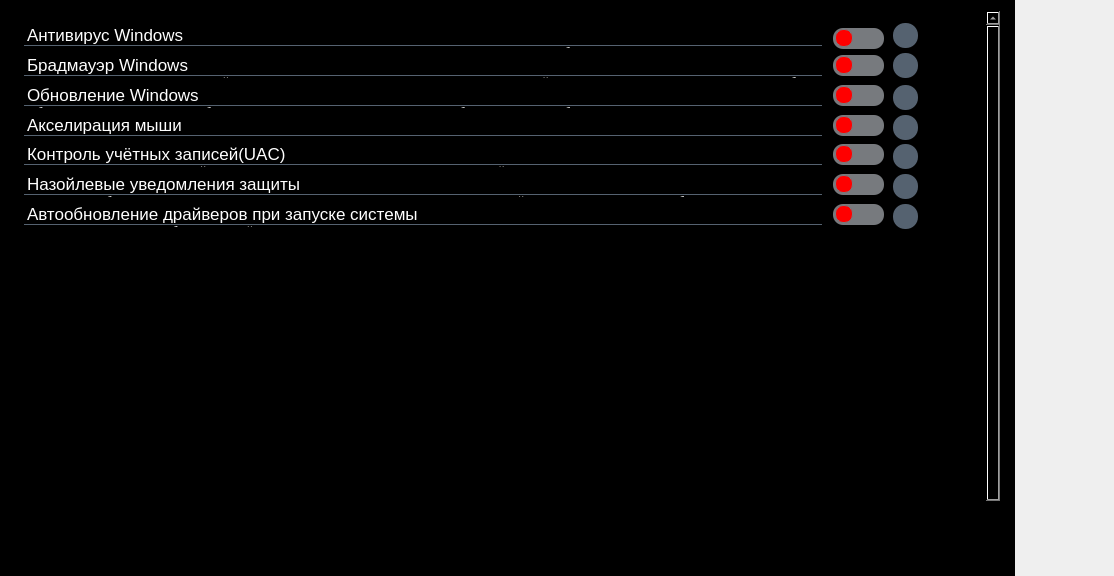
zoomprog/ZoomDesctop, file SettingsWidjets/BaseSettings.ui: the form before one commit.
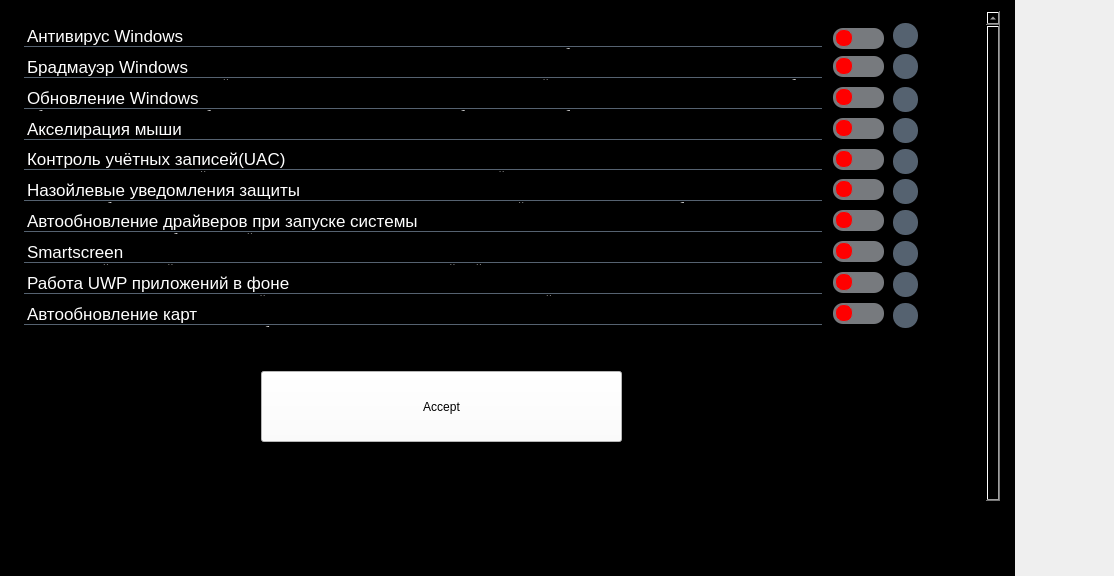
The form after the commit. Icons and pictures are not drawn.

Commit message: 1)Добавил BaseSettings.py 2)Создал тогл для BaseSettings 3)Добавил описание элементам BaseSettings.py при наведении на кнопку info

Diff of the .ui file:
```diff
--- a/SettingsWidjets/BaseSettings.ui
+++ b/SettingsWidjets/BaseSettings.ui
@@ -126,7 +126,7 @@
         <x>10</x>
         <y>10</y>
         <width>951</width>
-        <height>211</height>
+        <height>311</height>
        </rect>
       </property>
       <property name="frameShape">
@@ -1722,8 +1722,700 @@
          </layout>
         </widget>
        </item>
+       <item>
+        <widget class="QFrame" name="frame_SmartScreen">
+         <property name="maximumSize">
+          <size>
+           <width>16777215</width>
+           <height>32</height>
+          </size>
+         </property>
+         <property name="frameShape">
+          <enum>QFrame::StyledPanel</enum>
+         </property>
+         <property name="frameShadow">
+          <enum>QFrame::Raised</enum>
+         </property>
+         <layout class="QHBoxLayout" name="horizontalLayout_9">
+          <property name="spacing">
+           <number>0</number>
+          </property>
+          <property name="leftMargin">
+           <number>0</number>
+          </property>
+          <property name="topMargin">
+           <number>0</number>
+          </property>
+          <property name="rightMargin">
+           <number>0</number>
+          </property>
+          <property name="bottomMargin">
+           <number>0</number>
+          </property>
+          <item>
+           <widget class="QListWidget" name="listWidget_SmartScreen">
+            <property name="maximumSize">
+             <size>
+              <width>800</width>
+              <height>25</height>
+             </size>
+            </property>
+            <property name="font">
+             <font>
+              <family>Segoe UI Symbol</family>
+              <pointsize>13</pointsize>
+             </font>
+            </property>
+            <property name="styleSheet">
+             <string notr="true">QListWidget::item {
+    border-bottom: 1px solid rgba(85,98,112,255);;
+}
+
+</string>
+            </property>
+            <property name="verticalScrollBarPolicy">
+             <enum>Qt::ScrollBarAlwaysOff</enum>
+            </property>
+            <property name="horizontalScrollBarPolicy">
+             <enum>Qt::ScrollBarAlwaysOff</enum>
+            </property>
+            <item>
+             <property name="text">
+              <string>Smartscreen</string>
+             </property>
+            </item>
+            <item>
+             <property name="text">
+              <string>Проверяет сайты или файлы на угрозы. Видит, как угрозу, даже нормальный файлы.</string>
+             </property>
+             <property name="font">
+              <font>
+               <family>Segoe UI Symbol</family>
+               <pointsize>9</pointsize>
+              </font>
+             </property>
+            </item>
+           </widget>
+          </item>
+          <item>
+           <widget class="QFrame" name="frame_14">
+            <property name="styleSheet">
+             <string notr="true">background-color:transparent;</string>
+            </property>
+            <property name="frameShape">
+             <enum>QFrame::StyledPanel</enum>
+            </property>
+            <property name="frameShadow">
+             <enum>QFrame::Raised</enum>
+            </property>
+            <widget class="QCheckBox" name="toggelSmartScreen">
+             <property name="geometry">
+              <rect>
+               <x>10</x>
+               <y>2</y>
+               <width>61</width>
+               <height>21</height>
+              </rect>
+             </property>
+             <property name="sizePolicy">
+              <sizepolicy hsizetype="Minimum" vsizetype="Fixed">
+               <horstretch>0</horstretch>
+               <verstretch>0</verstretch>
+              </sizepolicy>
+             </property>
+             <property name="minimumSize">
+              <size>
+               <width>61</width>
+               <height>21</height>
+              </size>
+             </property>
+             <property name="maximumSize">
+              <size>
+               <width>61</width>
+               <height>21</height>
+              </size>
+             </property>
+             <property name="styleSheet">
+              <string notr="true">QCheckBox {
+        /* Устанавливаем базовые параметры переключателя */
+        padding: 0;
+        background: none;
+        border: none;
+        outline: none;
+        /* Размер переключателя */
+        width: 30px;
+        height: 20px;
+        /* Устанавливаем форму переключателя в виде овала */
+        border-radius: 10px;
+        /* Устанавливаем фон для переключателя */
+        background-color: rgb(119, 122, 126);
+        /* Устанавливаем отступ для индикатора */
+        margin-right: 10px;
+		position: absolute
+    }
+    QCheckBox::indicator {
+        /* Устанавливаем размер и форму индикатора в виде круга */
+        width: 16px;
+        height: 16px;
+        border-radius: 8px;
+        /* Устанавливаем цвет индикатора */
+        background-color: rgb(255, 0, 0) ;
+        color: rgb(255, 0, 0);
+        /* Устанавливаем границу для индикатора */
+        border: 1px solid  rgb(119, 122, 126);
+        /* Устанавливаем отступ для индикатора внутри переключателя */
+        margin: 2px;
+        /* Добавляем плавный переход при изменении состояния чекбокса */
+        transition: transform 2s ease-out;
+    }
+    QCheckBox::indicator:checked {
+        /* Смещаем индикатор на 30% вправо при нажатии на чекбокс */
+        position: relative;
+        left:30%;
+        background-color: #7FFF00;    
+    }
+    QCheckBox::indicator:pressed {
+        /* Добавляем эффект нажатия на индикатор */
+        background-color: rgb(204, 204, 204);
+    }</string>
+             </property>
+             <property name="text">
+              <string/>
+             </property>
+             <property name="checked">
+              <bool>false</bool>
+             </property>
+            </widget>
+            <widget class="QPushButton" name="pushButtonSmartScreen">
+             <property name="geometry">
+              <rect>
+               <x>70</x>
+               <y>2</y>
+               <width>25</width>
+               <height>25</height>
+              </rect>
+             </property>
+             <property name="minimumSize">
+              <size>
+               <width>21</width>
+               <height>20</height>
+              </size>
+             </property>
+             <property name="maximumSize">
+              <size>
+               <width>16777215</width>
+               <height>16777215</height>
+              </size>
+             </property>
+             <property name="font">
+              <font>
+               <family>Social Media Circled</family>
+               <pointsize>21</pointsize>
+              </font>
+             </property>
+             <property name="styleSheet">
+              <string notr="true">QPushButton#pushButtonSmartScreen{
+	border-radius:12;
+	background-color:rgba(85,98,112,255);
+	color:rgba(85,98,112,255);
+}
+QPushButton#pushButtonSmartScreen:hover{
+	color:rgba(155,168,182,220);
+}
+QPushButton#pushButtonSmartScreen:pressed{
+	padding-left:5px;
+	padding-top:5px;
+	color:rgba(115,128,142,255)
+}</string>
+             </property>
+             <property name="text">
+              <string/>
+             </property>
+             <property name="icon">
+              <iconset resource="../menu.qrc">
+               <normaloff>:/icon/image/icon/information.png</normaloff>:/icon/image/icon/information.png</iconset>
+             </property>
+             <property name="iconSize">
+              <size>
+               <width>25</width>
+               <height>25</height>
+              </size>
+             </property>
+            </widget>
+           </widget>
+          </item>
+         </layout>
+        </widget>
+       </item>
+       <item>
+        <widget class="QFrame" name="frame_UWP">
+         <property name="maximumSize">
+          <size>
+           <width>16777215</width>
+           <height>32</height>
+          </size>
+         </property>
+         <property name="frameShape">
+          <enum>QFrame::StyledPanel</enum>
+         </property>
+         <property name="frameShadow">
+          <enum>QFrame::Raised</enum>
+         </property>
+         <layout class="QHBoxLayout" name="horizontalLayout_10">
+          <property name="spacing">
+           <number>0</number>
+          </property>
+          <property name="leftMargin">
+           <number>0</number>
+          </property>
+          <property name="topMargin">
+           <number>0</number>
+          </property>
+          <property name="rightMargin">
+           <number>0</number>
+          </property>
+          <property name="bottomMargin">
+           <number>0</number>
+          </property>
+          <item>
+           <widget class="QListWidget" name="listWidget_UWP">
+            <property name="maximumSize">
+             <size>
+              <width>800</width>
+              <height>25</height>
+             </size>
+            </property>
+            <property name="font">
+             <font>
+              <family>Segoe UI Symbol</family>
+              <pointsize>13</pointsize>
+             </font>
+            </property>
+            <property name="styleSheet">
+             <string notr="true">QListWidget::item {
+    border-bottom: 1px solid rgba(85,98,112,255);;
+}
+
+</string>
+            </property>
+            <property name="verticalScrollBarPolicy">
+             <enum>Qt::ScrollBarAlwaysOff</enum>
+            </property>
+            <property name="horizontalScrollBarPolicy">
+             <enum>Qt::ScrollBarAlwaysOff</enum>
+            </property>
+            <item>
+             <property name="text">
+              <string>Работа UWP приложений в фоне</string>
+             </property>
+            </item>
+            <item>
+             <property name="text">
+              <string>Отключает отрасли от разных приложений, например, автозагрузка Store, показ уведомлений и т.д.</string>
+             </property>
+             <property name="font">
+              <font>
+               <family>Segoe UI Symbol</family>
+               <pointsize>9</pointsize>
+              </font>
+             </property>
+            </item>
+           </widget>
+          </item>
+          <item>
+           <widget class="QFrame" name="frame_15">
+            <property name="styleSheet">
+             <string notr="true">background-color:transparent;</string>
+            </property>
+            <property name="frameShape">
+             <enum>QFrame::StyledPanel</enum>
+            </property>
+            <property name="frameShadow">
+             <enum>QFrame::Raised</enum>
+            </property>
+            <widget class="QCheckBox" name="toggelUWP">
+             <property name="geometry">
+              <rect>
+               <x>10</x>
+               <y>2</y>
+               <width>61</width>
+               <height>21</height>
+              </rect>
+             </property>
+             <property name="sizePolicy">
+              <sizepolicy hsizetype="Minimum" vsizetype="Fixed">
+               <horstretch>0</horstretch>
+               <verstretch>0</verstretch>
+              </sizepolicy>
+             </property>
+             <property name="minimumSize">
+              <size>
+               <width>61</width>
+               <height>21</height>
+              </size>
+             </property>
+             <property name="maximumSize">
+              <size>
+               <width>61</width>
+               <height>21</height>
+              </size>
+             </property>
+             <property name="styleSheet">
+              <string notr="true">QCheckBox {
+        /* Устанавливаем базовые параметры переключателя */
+        padding: 0;
+        background: none;
+        border: none;
+        outline: none;
+        /* Размер переключателя */
+        width: 30px;
+        height: 20px;
+        /* Устанавливаем форму переключателя в виде овала */
+        border-radius: 10px;
+        /* Устанавливаем фон для переключателя */
+        background-color: rgb(119, 122, 126);
+        /* Устанавливаем отступ для индикатора */
+        margin-right: 10px;
+		position: absolute
+    }
+    QCheckBox::indicator {
+        /* Устанавливаем размер и форму индикатора в виде круга */
+        width: 16px;
+        height: 16px;
+        border-radius: 8px;
+        /* Устанавливаем цвет индикатора */
+        background-color: rgb(255, 0, 0) ;
+        color: rgb(255, 0, 0);
+        /* Устанавливаем границу для индикатора */
+        border: 1px solid  rgb(119, 122, 126);
+        /* Устанавливаем отступ для индикатора внутри переключателя */
+        margin: 2px;
+        /* Добавляем плавный переход при изменении состояния чекбокса */
+        transition: transform 2s ease-out;
+    }
+    QCheckBox::indicator:checked {
+        /* Смещаем индикатор на 30% вправо при нажатии на чекбокс */
+        position: relative;
+        left:30%;
+        background-color: #7FFF00;    
+    }
+    QCheckBox::indicator:pressed {
+        /* Добавляем эффект нажатия на индикатор */
+        background-color: rgb(204, 204, 204);
+    }</string>
+             </property>
+             <property name="text">
+              <string/>
+             </property>
+             <property name="checked">
+              <bool>false</bool>
+             </property>
+            </widget>
+            <widget class="QPushButton" name="pushButtonUWP">
+             <property name="geometry">
+              <rect>
+               <x>70</x>
+               <y>2</y>
+               <width>25</width>
+               <height>25</height>
+              </rect>
+             </property>
+             <property name="minimumSize">
+              <size>
+               <width>21</width>
+               <height>20</height>
+              </size>
+             </property>
+             <property name="maximumSize">
+              <size>
+               <width>16777215</width>
+               <height>16777215</height>
+              </size>
+             </property>
+             <property name="font">
+              <font>
+               <family>Social Media Circled</family>
+               <pointsize>21</pointsize>
+              </font>
+             </property>
+             <property name="styleSheet">
+              <string notr="true">QPushButton#pushButtonUWP{
+	border-radius:12;
+	background-color:rgba(85,98,112,255);
+	color:rgba(85,98,112,255);
+}
+QPushButton#pushButtonUWP:hover{
+	color:rgba(155,168,182,220);
+}
+QPushButton#pushButtonUWP:pressed{
+	padding-left:5px;
+	padding-top:5px;
+	color:rgba(115,128,142,255)
+}</string>
+             </property>
+             <property name="text">
+              <string/>
+             </property>
+             <property name="icon">
+              <iconset resource="../menu.qrc">
+               <normaloff>:/icon/image/icon/information.png</normaloff>:/icon/image/icon/information.png</iconset>
+             </property>
+             <property name="iconSize">
+              <size>
+               <width>25</width>
+               <height>25</height>
+              </size>
+             </property>
+            </widget>
+           </widget>
+          </item>
+         </layout>
+        </widget>
+       </item>
+       <item>
+        <widget class="QFrame" name="frame_AutoUpdateMaps">
+         <property name="maximumSize">
+          <size>
+           <width>16777215</width>
+           <height>32</height>
+          </size>
+         </property>
+         <property name="frameShape">
+          <enum>QFrame::StyledPanel</enum>
+         </property>
+         <property name="frameShadow">
+          <enum>QFrame::Raised</enum>
+         </property>
+         <layout class="QHBoxLayout" name="horizontalLayout_11">
+          <property name="spacing">
+           <number>0</number>
+          </property>
+          <property name="leftMargin">
+           <number>0</number>
+          </property>
+          <property name="topMargin">
+           <number>0</number>
+          </property>
+          <property name="rightMargin">
+           <number>0</number>
+          </property>
+          <property name="bottomMargin">
+           <number>0</number>
+          </property>
+          <item>
+           <widget class="QListWidget" name="listWidget_AutoUpdateMaps">
+            <property name="maximumSize">
+             <size>
+              <width>800</width>
+              <height>25</height>
+             </size>
+            </property>
+            <property name="font">
+             <font>
+              <family>Segoe UI Symbol</family>
+              <pointsize>13</pointsize>
+             </font>
+            </property>
+            <property name="styleSheet">
+             <string notr="true">QListWidget::item {
+    border-bottom: 1px solid rgba(85,98,112,255);;
+}
+
+</string>
+            </property>
+            <property name="verticalScrollBarPolicy">
+             <enum>Qt::ScrollBarAlwaysOff</enum>
+            </property>
+            <property name="horizontalScrollBarPolicy">
+             <enum>Qt::ScrollBarAlwaysOff</enum>
+            </property>
+            <item>
+             <property name="text">
+              <string>Автообновление карт</string>
+             </property>
+            </item>
+            <item>
+             <property name="text">
+              <string>В Windows по умолчанию стоит вкл. автообновлекние карт.</string>
+             </property>
+             <property name="font">
+              <font>
+               <family>Segoe UI Symbol</family>
+               <pointsize>9</pointsize>
+              </font>
+             </property>
+            </item>
+           </widget>
+          </item>
+          <item>
+           <widget class="QFrame" name="frame_16">
+            <property name="styleSheet">
+             <string notr="true">background-color:transparent;</string>
+            </property>
+            <property name="frameShape">
+             <enum>QFrame::StyledPanel</enum>
+            </property>
+            <property name="frameShadow">
+             <enum>QFrame::Raised</enum>
+            </property>
+            <widget class="QCheckBox" name="toggelAutoUpdateMaps">
+             <property name="geometry">
+              <rect>
+               <x>10</x>
+               <y>2</y>
+               <width>61</width>
+               <height>21</height>
+              </rect>
+             </property>
+             <property name="sizePolicy">
+              <sizepolicy hsizetype="Minimum" vsizetype="Fixed">
+               <horstretch>0</horstretch>
+               <verstretch>0</verstretch>
+              </sizepolicy>
+             </property>
+             <property name="minimumSize">
+              <size>
+               <width>61</width>
+               <height>21</height>
+              </size>
+             </property>
+             <property name="maximumSize">
+              <size>
+               <width>61</width>
+               <height>21</height>
+              </size>
+             </property>
+             <property name="styleSheet">
+              <string notr="true">QCheckBox {
+        /* Устанавливаем базовые параметры переключателя */
+        padding: 0;
+        background: none;
+        border: none;
+        outline: none;
+        /* Размер переключателя */
+        width: 30px;
+        height: 20px;
+        /* Устанавливаем форму переключателя в виде овала */
+        border-radius: 10px;
+        /* Устанавливаем фон для переключателя */
+        background-color: rgb(119, 122, 126);
+        /* Устанавливаем отступ для индикатора */
+        margin-right: 10px;
+		position: absolute
+    }
+    QCheckBox::indicator {
+        /* Устанавливаем размер и форму индикатора в виде круга */
+        width: 16px;
+        height: 16px;
+        border-radius: 8px;
+        /* Устанавливаем цвет индикатора */
+        background-color: rgb(255, 0, 0) ;
+        color: rgb(255, 0, 0);
+        /* Устанавливаем границу для индикатора */
+        border: 1px solid  rgb(119, 122, 126);
+        /* Устанавливаем отступ для индикатора внутри переключателя */
+        margin: 2px;
+        /* Добавляем плавный переход при изменении состояния чекбокса */
+        transition: transform 2s ease-out;
+    }
+    QCheckBox::indicator:checked {
+        /* Смещаем индикатор на 30% вправо при нажатии на чекбокс */
+        position: relative;
+        left:30%;
+        background-color: #7FFF00;    
+    }
+    QCheckBox::indicator:pressed {
+        /* Добавляем эффект нажатия на индикатор */
+        background-color: rgb(204, 204, 204);
+    }</string>
+             </property>
+             <property name="text">
+              <string/>
+             </property>
+             <property name="checked">
+              <bool>false</bool>
+             </property>
+            </widget>
+            <widget class="QPushButton" name="pushButtonAutoUpdateMaps">
+             <property name="geometry">
+              <rect>
+               <x>70</x>
+               <y>2</y>
+               <width>25</width>
+               <height>25</height>
+              </rect>
+             </property>
+             <property name="minimumSize">
+              <size>
+               <width>21</width>
+               <height>20</height>
+              </size>
+             </property>
+             <property name="maximumSize">
+              <size>
+               <width>16777215</width>
+               <height>16777215</height>
+              </size>
+             </property>
+             <property name="font">
+              <font>
+               <family>Social Media Circled</family>
+               <pointsize>21</pointsize>
+              </font>
+             </property>
+             <property name="styleSheet">
+              <string notr="true">QPushButton#pushButtonAutoUpdateMaps{
+	border-radius:12;
+	background-color:rgba(85,98,112,255);
+	color:rgba(85,98,112,255);
+}
+QPushButton#pushButtonAutoUpdateMaps:hover{
+	color:rgba(155,168,182,220);
+}
+QPushButton#pushButtonAutoUpdateMaps:pressed{
+	padding-left:5px;
+	padding-top:5px;
+	color:rgba(115,128,142,255)
+}</string>
+             </property>
+             <property name="text">
+              <string/>
+             </property>
+             <property name="icon">
+              <iconset resource="../menu.qrc">
+               <normaloff>:/icon/image/icon/information.png</normaloff>:/icon/image/icon/information.png</iconset>
+             </property>
+             <property name="iconSize">
+              <size>
+               <width>25</width>
+               <height>25</height>
+              </size>
+             </property>
+            </widget>
+           </widget>
+          </item>
+         </layout>
+        </widget>
+       </item>
       </layout>
      </widget>
+     <widget class="QPushButton" name="pushButton">
+      <property name="geometry">
+       <rect>
+        <x>250</x>
+        <y>360</y>
+        <width>361</width>
+        <height>71</height>
+       </rect>
+      </property>
+      <property name="styleSheet">
+       <string notr="true">background-color: rgb(255, 255, 255);
+color:black;</string>
+      </property>
+      <property name="text">
+       <string>Accept</string>
+      </property>
+     </widget>
     </widget>
    </widget>
   </widget>
```
The commit also changes 16 other files.
